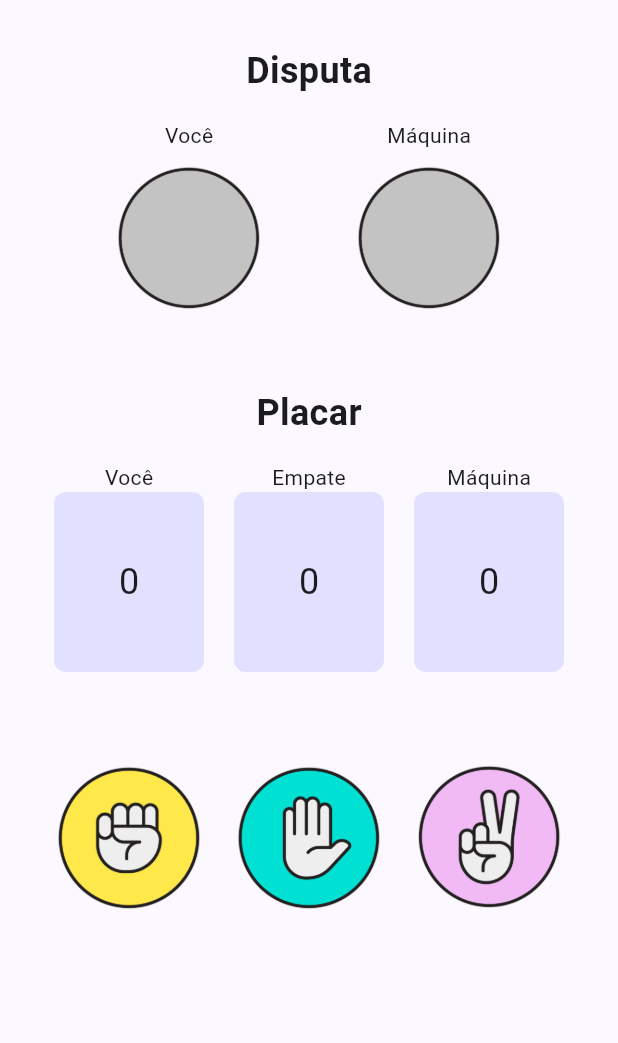
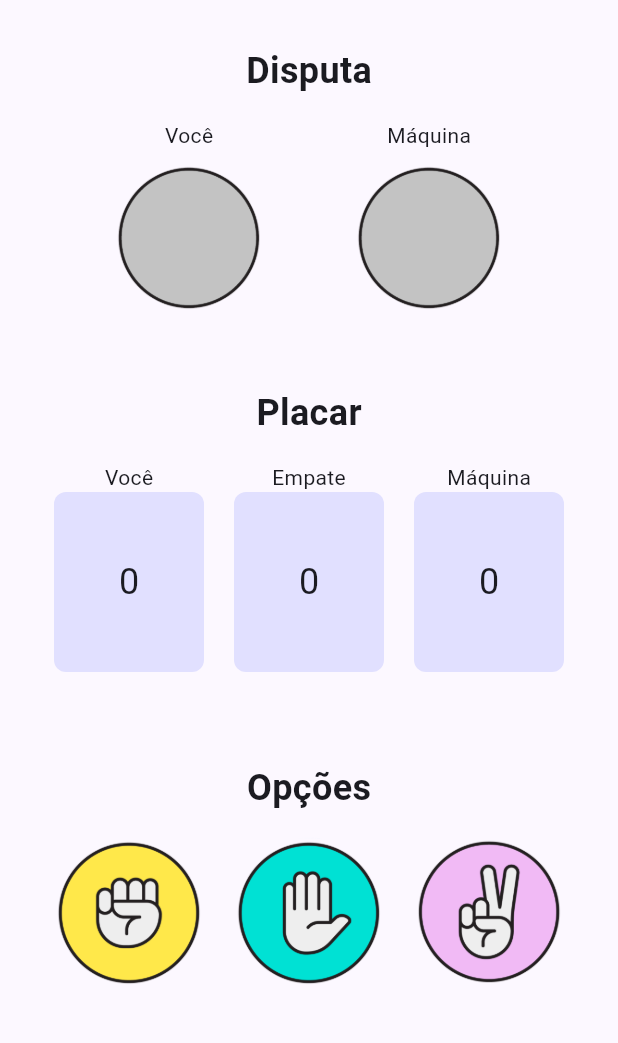
Before and after one commit to BrenoTonini/jokenpo-app, a Flutter app: the screen it shows after launch, on a phone screen of 412 x 824 dp, the part 63-1106 px from its top. Run offline on Flutter 3.47's test engine with Material 3 defaults, Android fonts, the phone set to English and light mode, and no system bars.

Commit message:
add text into game options and new screenshot

```diff
--- a/lib/widgets/game_options.dart
+++ b/lib/widgets/game_options.dart
@@ -9,7 +9,14 @@ class GameOptions extends StatelessWidget {
 
   @override
   Widget build(BuildContext context) {
-    return Row(
+    return Column(
+      children: [
+        const Text(
+          'Opções',
+          style: TextStyle(fontSize: 24, fontWeight: FontWeight.bold),
+        ),
+        const SizedBox(height: 16),
+        Row(
           mainAxisAlignment: MainAxisAlignment.spaceEvenly,
           children: options.map((option) {
             return GestureDetector(
@@ -23,6 +30,8 @@ class GameOptions extends StatelessWidget {
               ),
             );
           }).toList(),
+        ),
+      ],
     );
   }
 }
```
Also changed, not shown: assets/images/screenshot_jokenpo_app.png. Lines whose indentation alone changed are shown as unchanged.
